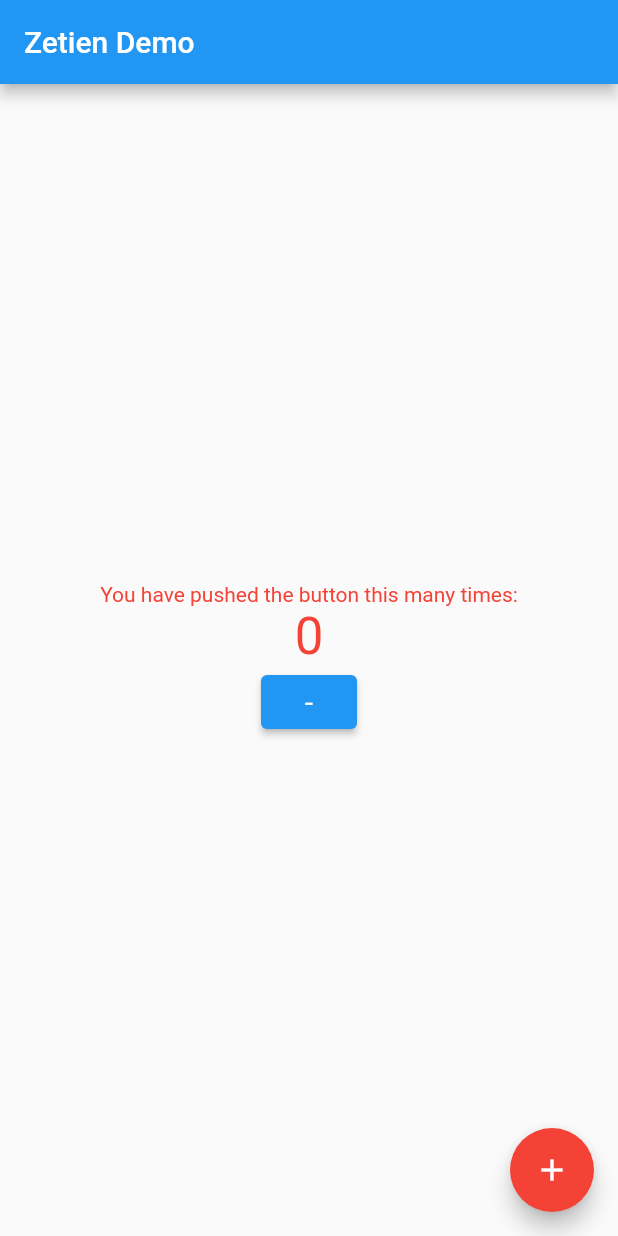
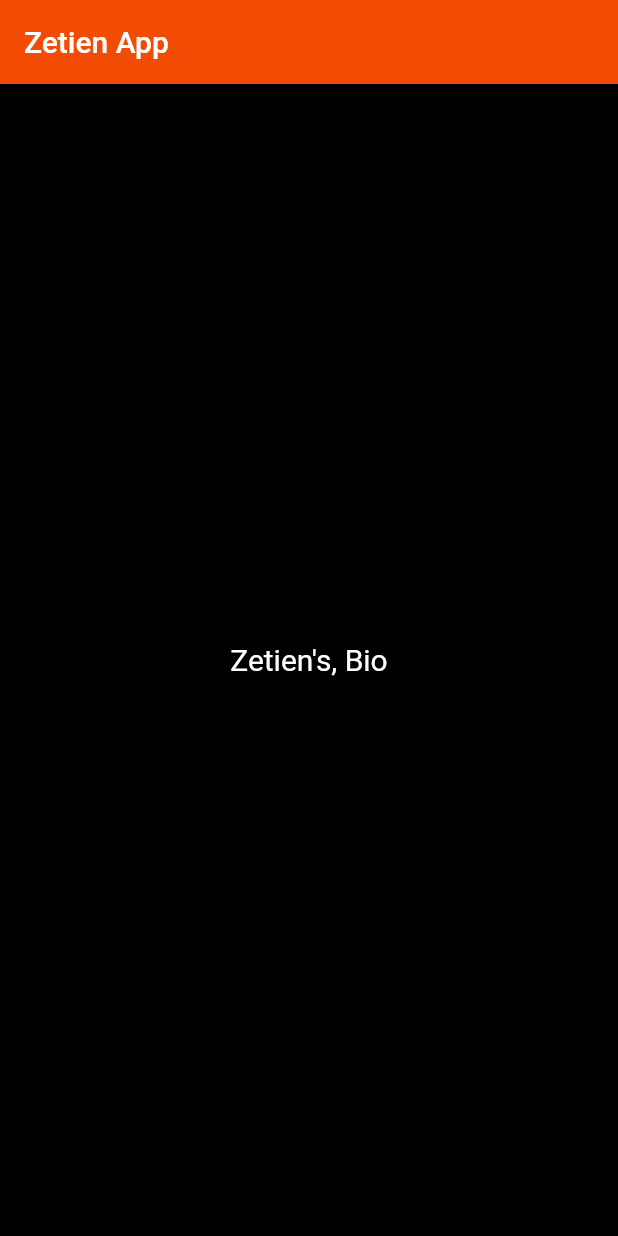
Before and after one commit to Zetien/flutterfirstproject, a Flutter app: the screen it shows after launch, on a phone screen of 412 x 824 dp. Run offline on Flutter 3.47's test engine with Material 2 defaults, Android fonts, the phone set to English and light mode, and no system bars.

Commit message:
Agregado nuevo main, reoganizado el trabajo que estaba en otro archivo de vistas

```diff
--- a/lib/main.dart
+++ b/lib/main.dart
@@ -1,141 +1,26 @@
 import 'package:flutter/material.dart';
+import 'package:projectzetientest/view/home_view.dart';
+import 'package:projectzetientest/view/cellphone.dart';
 
-void main() {
-  runApp(const MyApp());
+
+void main(){
+  runApp(MyApp());
 }
 
 class MyApp extends StatelessWidget {
-  const MyApp({Key? key}) : super(key: key);
 
-  // This widget is the root of your application.
   @override
   Widget build(BuildContext context) {
-    return MaterialApp(
-      title: 'Flutter Demo',
-      theme: ThemeData(
-        // This is the theme of your application.
-        //
-        // Try running your application with "flutter run". You'll see the
-        // application has a blue toolbar. Then, without quitting the app, try
-        // changing the primarySwatch below to Colors.green and then invoke
-        // "hot reload" (press "r" in the console where you ran "flutter run",
-        // or simply save your changes to "hot reload" in a Flutter IDE).
-        // Notice that the counter didn't reset back to zero; the application
-        // is not restarted.
-        primarySwatch: Colors.blue,
-      ),
-      home: const MyHomePage(title: 'Zetien Demo'),
+
+    return  MaterialApp(
+      debugShowCheckedModeBanner: false,
+
+
+      home: HomeView(
+
+
+      )
+
     );
   }
 }
-
-class MyHomePage extends StatefulWidget {
-  const MyHomePage({Key? key, required this.title}) : super(key: key);
-
-  // This widget is the home page of your application. It is stateful, meaning
-  // that it has a State object (defined below) that contains fields that affect
-  // how it looks.
-
-  // This class is the configuration for the state. It holds the values (in this
-  // case the title) provided by the parent (in this case the App widget) and
-  // used by the build method of the State. Fields in a Widget subclass are
-  // always marked "final".
-
-  final String title;
-
-  @override
-  State<MyHomePage> createState() => _MyHomePageState();
-}
-
-class _MyHomePageState extends State<MyHomePage> {
-  int _counter = 0;
-
-  void _incrementCounter() {
-    setState(() {
-      // This call to setState tells the Flutter framework that something has
-      // changed in this State, which causes it to rerun the build method below
-      // so that the display can reflect the updated values. If we changed
-      // _counter without calling setState(), then the build method would not be
-      // called again, and so nothing would appear to happen.
-      _counter++;
-    });
-  }
-
-  void _decrementCounter() {
-    setState(() {
-      _counter--;
-    });
-  }
-
-  @override
-  Widget build(BuildContext context) {
-    Color getColor() {
-      if (_counter % 2 == 0) {
-        return Colors.red;
-      } else {
-        return Colors.blue;
-      }
-    }
-
-    final ButtonStyle style =
-        ElevatedButton.styleFrom(textStyle: const TextStyle(fontSize: 20));
-    // This method is rerun every time setState is called, for instance as done
-    // by the _incrementCounter method above.
-    //
-    // The Flutter framework has been optimized to make rerunning build methods
-    // fast, so that you can just rebuild anything that needs updating rather
-    // than having to individually change instances of widgets.
-    return Scaffold(
-      appBar: AppBar(
-        // Here we take the value from the MyHomePage object that was created by
-        // the App.build method, and use it to set our appbar title.
-        title: Text(widget.title),
-      ),
-      body: Center(
-        // Center is a layout widget. It takes a single child and positions it
-        // in the middle of the parent.
-        child: Column(
-          // Column is also a layout widget. It takes a list of children and
-          // arranges them vertically. By default, it sizes itself to fit its
-          // children horizontally, and tries to be as tall as its parent.
-          //
-          // Invoke "debug painting" (press "p" in the console, choose the
-          // "Toggle Debug Paint" action from the Flutter Inspector in Android
-          // Studio, or the "Toggle Debug Paint" command in Visual Studio Code)
-          // to see the wireframe for each widget.
-          //
-          // Column has various properties to control how it sizes itself and
-          // how it positions its children. Here we use mainAxisAlignment to
-          // center the children vertically; the main axis here is the vertical
-          // axis because Columns are vertical (the cross axis would be
-          // horizontal).
-          mainAxisAlignment: MainAxisAlignment.center,
-          children: <Widget>[
-            Text(
-              'You have pushed the button this many times:',
-              style: TextStyle(color: getColor()),
-            ),
-            Text(
-              '$_counter',
-              style: Theme.of(context)
-                  .textTheme
-                  .headline4
-                  ?.copyWith(color: getColor()),
-            ),
-            ElevatedButton(
-              style: style,
-              onPressed: _decrementCounter,
-              child: const Text('-'),
-            ),
-          ],
-        ),
-      ),
-      floatingActionButton: FloatingActionButton(
-        backgroundColor: getColor(),
-        onPressed: _incrementCounter,
-        tooltip: 'Increment',
-        child: const Icon(Icons.add),
-      ), // This trailing comma makes auto-formatting nicer for build methods.
-    );
-  }
-}
--- /dev/null
+++ b/lib/view/home_view.dart
@@ -0,0 +1,20 @@
+import 'package:flutter/material.dart';
+
+class HomeView extends StatelessWidget {
+  @override
+  Widget build(BuildContext context) {
+    return Scaffold(
+      backgroundColor: Colors.black,
+      appBar: AppBar(
+        backgroundColor: Color.fromARGB(255, 242, 75, 4),
+        title: Text("Zetien App"),
+      ),
+      body: Center(
+        child: Text(
+          "Zetien's, Bio",
+          style: TextStyle(color: Colors.white, fontSize: 20),
+        ),
+      ),
+    );
+  }
+}
```
Also changed, not shown: lib/view/cellphone.dart (added, +99 -0 lines), 1 other file.
